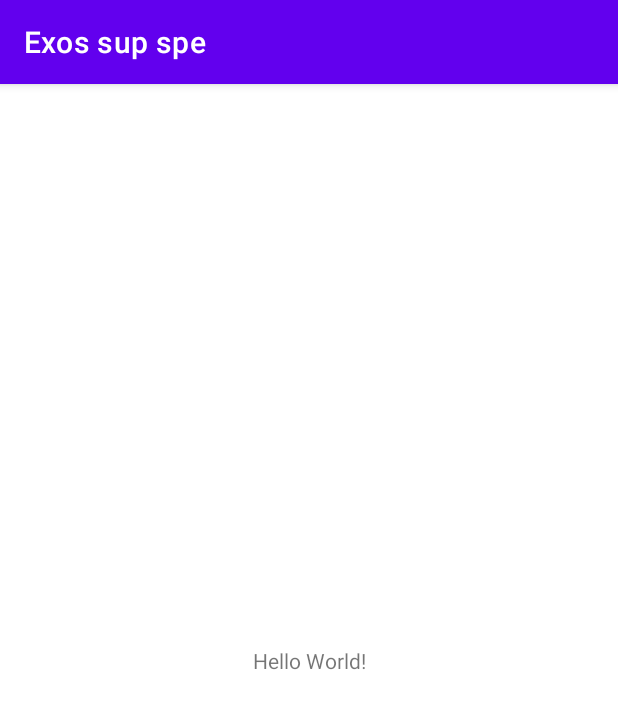
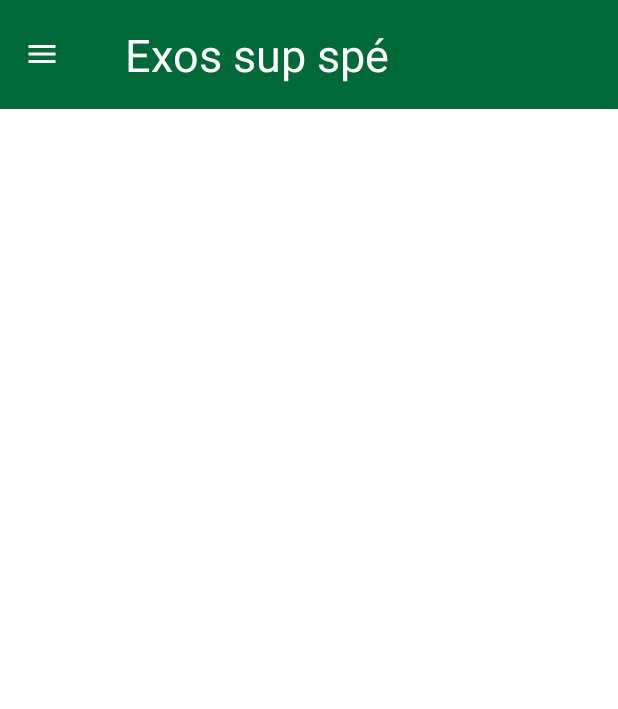
Before and after one commit to thomascorrenoz/Exos_sup_spe, an Android app: the screen it shows after launch (MainActivity), on a phone screen of 412 x 824 dp. Shown: the top 709 px of the screen. Run offline under Robolectric (Android 15) with nearby library versions, the phone set to English and light mode, and no system bars.

Commit message:
Action bar added
- New XML action_bar layout
- primitive interaction and testing tools

```diff
--- a/app/src/main/java/com/avoidspleen/exossupspe/MainActivity.java
+++ b/app/src/main/java/com/avoidspleen/exossupspe/MainActivity.java
@@ -3,6 +3,10 @@ package com.avoidspleen.exossupspe;
 import androidx.appcompat.app.AppCompatActivity;
 
 import android.os.Bundle;
+import android.view.View;
+import android.widget.ImageView;
+import android.widget.TextView;
+import android.widget.Toast;
 
 public class MainActivity extends AppCompatActivity {
 
@@ -10,5 +14,15 @@ public class MainActivity extends AppCompatActivity {
     protected void onCreate(Bundle savedInstanceState) {
         super.onCreate(savedInstanceState);
         setContentView(R.layout.activity_main);
+
+        ImageView baseline_menu_action_bar = findViewById(R.id.baseline_menu_icon);
+        TextView title = findViewById(R.id.tile_action_bar);
+
+        baseline_menu_action_bar.setOnClickListener(new View.OnClickListener() {
+            @Override
+            public void onClick(View v) {
+                Toast.makeText(MainActivity.this, "Test action bar menu", Toast.LENGTH_SHORT).show();
+            }
+        });
     }
 }
--- /dev/null
+++ b/app/src/main/res/drawable/ic_baseline_menu_main.xml
@@ -0,0 +1,5 @@
+<vector android:height="24dp" android:tint="#FFFFFF"
+    android:viewportHeight="24" android:viewportWidth="24"
+    android:width="24dp" xmlns:android="http://schemas.android.com/apk/res/android">
+    <path android:fillColor="@android:color/white" android:pathData="M3,18h18v-2L3,16v2zM3,13h18v-2L3,11v2zM3,6v2h18L21,6L3,6z"/>
+</vector>
--- /dev/null
+++ b/app/src/main/res/layout/action_bar.xml
@@ -0,0 +1,35 @@
+<?xml version="1.0" encoding="utf-8"?>
+<RelativeLayout xmlns:android="http://schemas.android.com/apk/res/android"
+    xmlns:tools="http://schemas.android.com/tools"
+    android:layout_width="match_parent"
+    android:layout_height="wrap_content"
+    android:background="#006937">
+
+    <RelativeLayout
+        android:layout_width="match_parent"
+        android:layout_height="wrap_content"
+        android:padding="16dp">
+
+        <ImageView
+            android:id="@+id/baseline_menu_icon"
+            android:layout_width="wrap_content"
+            android:layout_height="wrap_content"
+            android:layout_centerVertical="true"
+            android:src="@drawable/ic_baseline_menu_main"
+            android:layout_alignParentStart="true"
+            tools:ignore="InvalidId" />
+
+        <TextView
+            android:layout_width="wrap_content"
+            android:layout_height="wrap_content"
+            android:layout_centerVertical="true"
+            android:layout_marginStart="43dp"
+            android:layout_toEndOf="@+id/baseline_menu_icon"
+            android:text="Exos sup spé"
+            android:textColor="@color/white"
+            android:textSize="30sp"
+            tools:ignore="UnknownId"
+            android:id="@+id/tile_action_bar"/>
+
+    </RelativeLayout>
+</RelativeLayout>
--- a/app/src/main/res/layout/activity_main.xml
+++ b/app/src/main/res/layout/activity_main.xml
@@ -6,13 +6,6 @@
     android:layout_height="match_parent"
     tools:context=".MainActivity">
 
-    <TextView
-        android:layout_width="wrap_content"
-        android:layout_height="wrap_content"
-        android:text="Hello World!"
-        app:layout_constraintBottom_toBottomOf="parent"
-        app:layout_constraintLeft_toLeftOf="parent"
-        app:layout_constraintRight_toRightOf="parent"
-        app:layout_constraintTop_toTopOf="parent" />
+    <include layout="@layout/action_bar"/>
 
 </androidx.constraintlayout.widget.ConstraintLayout>
--- a/app/src/main/res/values/strings.xml
+++ b/app/src/main/res/values/strings.xml
@@ -1,3 +1,4 @@
 <resources>
     <string name="app_name">Exos sup spe</string>
+    <string name="main_menu">main_menu</string>
 </resources>
--- a/app/src/main/res/values/themes.xml
+++ b/app/src/main/res/values/themes.xml
@@ -1,6 +1,6 @@
 <resources xmlns:tools="http://schemas.android.com/tools">
     <!-- Base application theme. -->
-    <style name="Theme.ExosSupSpe" parent="Theme.MaterialComponents.DayNight.DarkActionBar">
+    <style name="Theme.ExosSupSpe" parent="Theme.MaterialComponents.DayNight.NoActionBar">
         <!-- Primary brand color. -->
         <item name="colorPrimary">@color/purple_500</item>
         <item name="colorPrimaryVariant">@color/purple_700</item>
```
